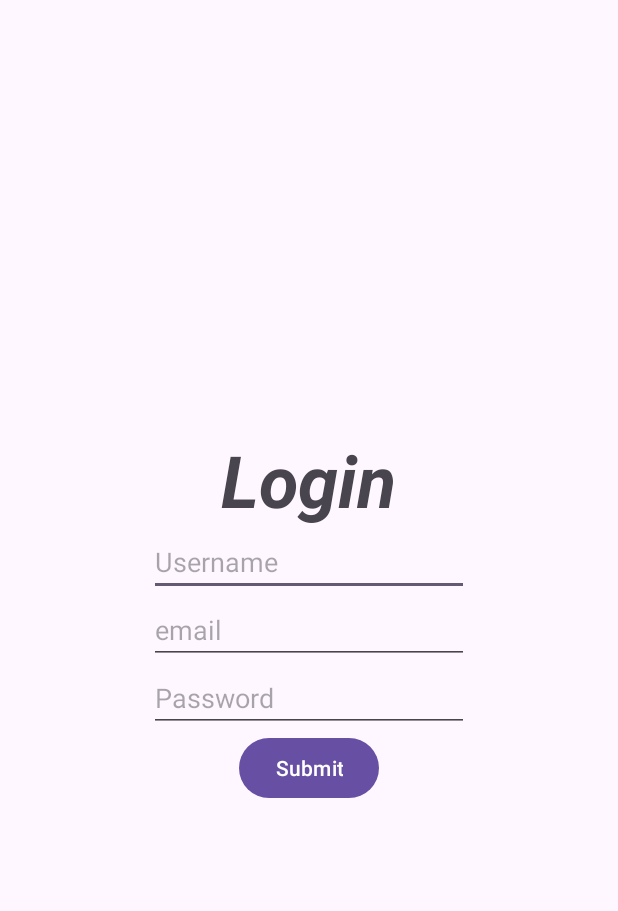
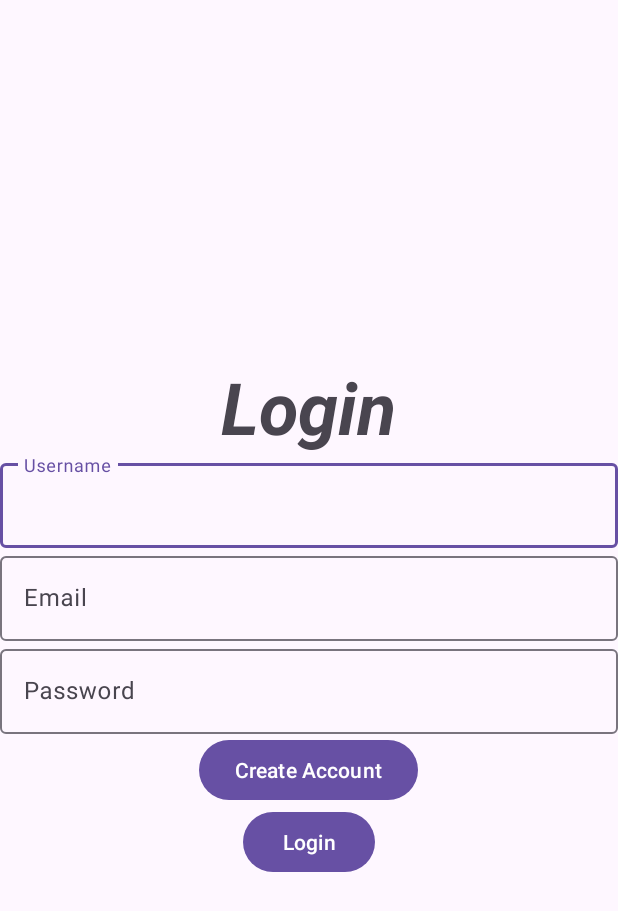
Before and after one commit to javin141/MAD_Project, an Android app: the Loginpage screen opened directly, with no data from a screen before it, on a phone screen of 412 x 824 dp. Shown: the top 911 px of the screen. Run offline under Robolectric (Android 15) with nearby library versions, the phone set to English and light mode, and no system bars; Roboto replaces fonts that are not available here.

Commit message:
login is done

```diff
--- a/app/src/main/java/com/sp/mad_project/FilterRecipes.java
+++ b/app/src/main/java/com/sp/mad_project/FilterRecipes.java
@@ -36,7 +36,7 @@ public class FilterRecipes extends AppCompatActivity {
 
     }
     private void savefilters() {
-       setRecipeTypeRadioButton();
+       //setRecipeTypeRadioButton();
     }
 
     private void setRecipeTypeRadioButton(String recipeType) {
--- a/app/src/main/java/com/sp/mad_project/Loginpage.java
+++ b/app/src/main/java/com/sp/mad_project/Loginpage.java
@@ -1,38 +1,100 @@
 package com.sp.mad_project;
 
+import android.annotation.SuppressLint;
 import android.os.Bundle;
+import android.text.TextUtils;
 import android.widget.Button;
 import android.widget.EditText;
+import android.widget.Toast;
 
 import androidx.appcompat.app.AppCompatActivity;
 
 import com.google.android.material.textfield.TextInputEditText;
 
 public class Loginpage extends AppCompatActivity {
-    private TextInputEditText username ,email , password;
+
+    private TextInputEditText usernameEditText, emailEditText, passwordEditText;
+
+    @SuppressLint("WrongViewCast")
+    @Override
     protected void onCreate(Bundle savedInstanceState) {
         super.onCreate(savedInstanceState);
         setContentView(R.layout.login_page);
-        EditText username = findViewById(R.id.input_username);
-        EditText password = findViewById(R.id.input_username);
-        Button Submitbutton = findViewById(R.id.submitButton);
-        Submitbutton.setOnClickListener(view -> Submit());
 
+        usernameEditText = findViewById(R.id.input_username);
+        emailEditText = findViewById(R.id.input_email);
+        passwordEditText = findViewById(R.id.input_password);
+
+        Button createAccountButton = findViewById(R.id.createAccountButton);
+        Button loginButton = findViewById(R.id.loginButton);
+
+        createAccountButton.setOnClickListener(view -> createAccount());
+        loginButton.setOnClickListener(view -> login());
     }
-    private void Submit() {
-        String emailcheck = String.valueOf(findViewById(R.id.input_email));
-        String passwdcheck = String.valueOf(findViewById(R.id.input_password));
-        AstraHelper.getByIDVolleyLogin(this,emailcheck);
-        passwdhandler pwh = new passwdhandler();
-        String Realpasswd = pwh.getpasswd();
-        if (Realpasswd == passwdcheck ) {
 
-        } else {
-            //toast something
+    private void createAccount() {
+        String username = usernameEditText.getText().toString().trim();
+        String email = emailEditText.getText().toString().trim();
+        String password = passwordEditText.getText().toString().trim();
+
+        if (TextUtils.isEmpty(email) || TextUtils.isEmpty(password) || TextUtils.isEmpty(username)) {
+            showToast("Please fill in all fields");
+            return;
         }
 
+        AstraHelper ah = new AstraHelper();
+        ah.insertVolleyLogin(this, username, email, password);
+        showToast("Account created successfully");
+    }
 
+    private void login() {
+        String email = emailEditText.getText().toString().trim();
+        String password = passwordEditText.getText().toString().trim();
 
+        if (TextUtils.isEmpty(email) || TextUtils.isEmpty(password)) {
+            showToast("Please fill in both email and password");
+            return;
+        }
+        AstraHelper ah = new AstraHelper();
+        // Use the asynchronous method to check login
+        ah.getByIDVolleyLogin(this, email, new AstraHelper.OnLoginResultListener() {
+            @Override
+            public void onSuccess(AstraHelper.UserCredentials credentials) {
+                // Check if the entered password matches the retrieved password
+                if (password.equals(credentials.getPassword())) {
+                    // Passwords match, update preferences and show toast
+                    updatePreferencesAndShowToast(credentials.getUsername(), email);
+                } else {
+                    // Passwords do not match
+                    showToast("Invalid password. Please check and try again.");
+                }
+            }
 
+            @Override
+            public void onUserNotFound() {
+                // User not found
+                showToast("Invalid email. Please check and try again.");
+            }
+
+            @Override
+            public void onError() {
+                // Handle error
+                showToast("An error occurred. Please try again later.");
+            }
+        });
+    }
+
+    private void updatePreferencesAndShowToast(String username, String email) {
+        // Update preferences with the logged-in status, username, and email
+        AppPreferences.setUserLoggedIn(this, true);
+        AppPreferences.setUsername(this, username);
+        AppPreferences.setUserEmail(this, email);
+
+        // Show a success toast
+        showToast("Login successful! Welcome, " + username);
+    }
+
+    private void showToast(String message) {
+        Toast.makeText(this, message, Toast.LENGTH_SHORT).show();
     }
 }
--- a/app/src/main/java/com/sp/mad_project/filterhandler.java
+++ b/app/src/main/java/com/sp/mad_project/filterhandler.java
@@ -1,5 +1,5 @@
 package com.sp.mad_project;
 
 public class filterhandler {
-   String
+   //String
 }
--- a/app/src/main/res/layout/login_page.xml
+++ b/app/src/main/res/layout/login_page.xml
@@ -1,5 +1,6 @@
 <?xml version="1.0" encoding="utf-8"?>
-<androidx.constraintlayout.widget.ConstraintLayout xmlns:android="http://schemas.android.com/apk/res/android"
+<androidx.constraintlayout.widget.ConstraintLayout
+    xmlns:android="http://schemas.android.com/apk/res/android"
     xmlns:app="http://schemas.android.com/apk/res-auto"
     xmlns:tools="http://schemas.android.com/tools"
     android:layout_width="match_parent"
@@ -19,35 +20,58 @@
             android:textSize="48sp"
             android:textStyle="bold|italic" />
 
-        <EditText
+        <com.google.android.material.textfield.TextInputLayout
+            android:layout_width="match_parent"
+            android:layout_height="wrap_content">
+
+            <com.google.android.material.textfield.TextInputEditText
                 android:id="@+id/input_username"
-            android:layout_width="wrap_content"
+                android:layout_width="match_parent"
                 android:layout_height="wrap_content"
-            android:ems="10"
                 android:hint="Username"
                 android:inputType="text" />
 
-        <EditText
+        </com.google.android.material.textfield.TextInputLayout>
+
+        <com.google.android.material.textfield.TextInputLayout
+            android:layout_width="match_parent"
+            android:layout_height="wrap_content">
+
+            <com.google.android.material.textfield.TextInputEditText
                 android:id="@+id/input_email"
-            android:layout_width="wrap_content"
+                android:layout_width="match_parent"
                 android:layout_height="wrap_content"
-            android:ems="10"
-            android:hint="email"
-            android:inputType="text" />
+                android:hint="Email"
+                android:inputType="textEmailAddress" />
 
-        <EditText
+        </com.google.android.material.textfield.TextInputLayout>
+
+        <com.google.android.material.textfield.TextInputLayout
+            android:layout_width="match_parent"
+            android:layout_height="wrap_content">
+
+            <com.google.android.material.textfield.TextInputEditText
                 android:id="@+id/input_password"
-            android:layout_width="wrap_content"
+                android:layout_width="match_parent"
                 android:layout_height="wrap_content"
-            android:ems="10"
                 android:hint="Password"
                 android:inputType="textPassword" />
 
+        </com.google.android.material.textfield.TextInputLayout>
+
         <Button
-            android:id="@+id/submitButton"
+            android:id="@+id/createAccountButton"
             android:layout_width="wrap_content"
             android:layout_height="wrap_content"
-            android:text="Submit" />
+            android:text="Create Account"
+            android:onClick="createAccount" />
+
+        <Button
+            android:id="@+id/loginButton"
+            android:layout_width="wrap_content"
+            android:layout_height="wrap_content"
+            android:text="Login"
+            android:onClick="login" />
 
     </LinearLayout>
 
```
Also changed, not shown: app/src/main/java/com/sp/mad_project/AppPreferences.java (added, +45 -0 lines), app/src/main/java/com/sp/mad_project/AstraHelper.java (+67 -16 lines), app/src/main/res/layout/recipe_info.xml (+23 -14 lines). Lines whose indentation alone changed are shown as unchanged.
